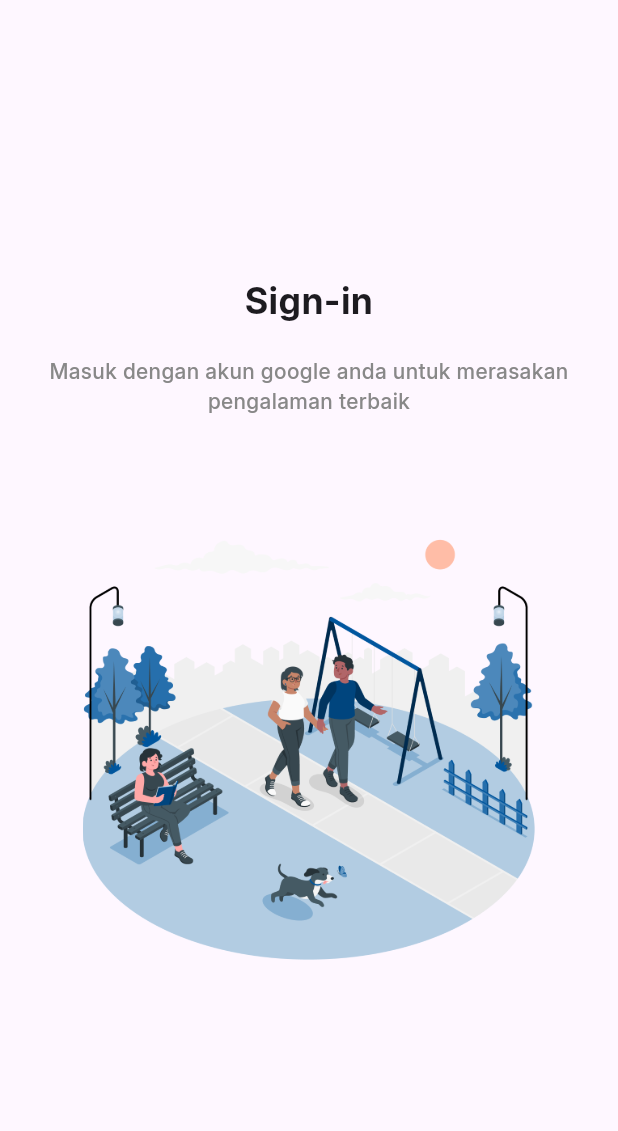
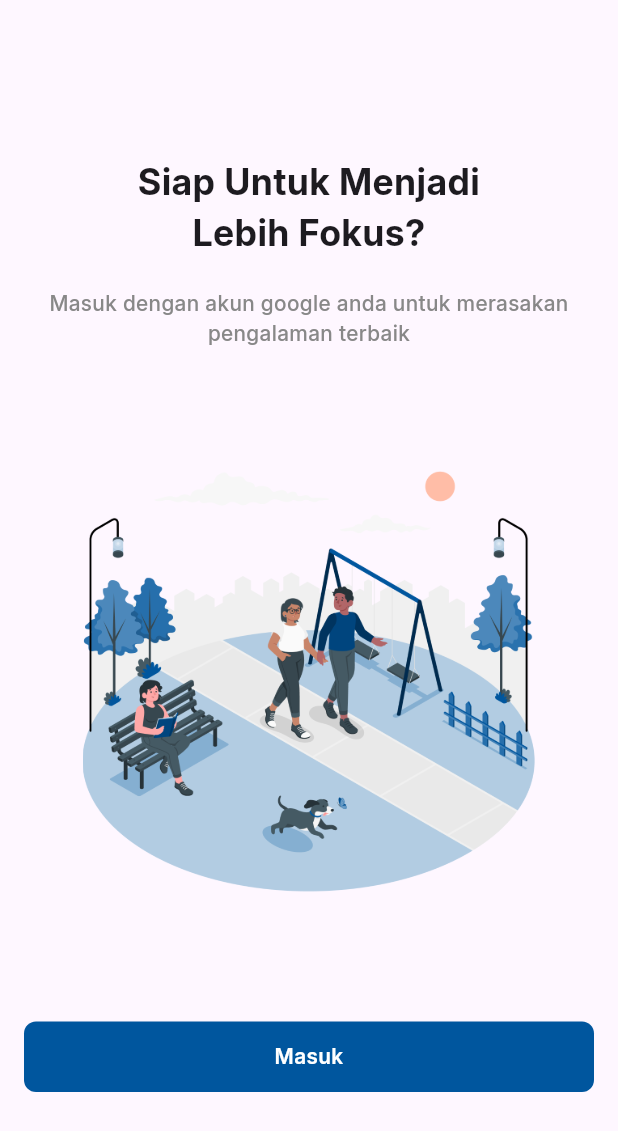
Before and after one commit to aryaprtm11/uneeds, a Flutter app: the WelcomeView screen opened directly, on a phone screen of 412 x 824 dp. Shown: the top 1131 px of the screen. Run offline on Flutter 3.47's test engine with Material 3 defaults, Android fonts, the phone set to English and light mode, and no system bars.

Commit message:
add button

```diff
--- a/uneeds/lib/views/welcome.dart
+++ b/uneeds/lib/views/welcome.dart
@@ -22,7 +22,7 @@ class _WelcomeViewState extends State<WelcomeView> {
                 Padding(
                   padding: const EdgeInsets.only(bottom: 20),
                   child: Text(
-                    "Sign-in",
+                    "Siap Untuk Menjadi\nLebih Fokus?",
                     textAlign: TextAlign.center,
                     style: TextStyle(fontFamily: "InterBold", fontSize: 24),
                   ),
@@ -45,8 +45,34 @@ class _WelcomeViewState extends State<WelcomeView> {
           ),
 
           Padding(
-            padding: const EdgeInsets.symmetric(horizontal: 55),
+            padding: const EdgeInsets.fromLTRB(55, 0, 55, 78),
             child: Image.asset('assets/gambar/login.png'),
+          ),
+
+          Padding(
+            padding: EdgeInsets.symmetric(horizontal: 16),
+            child: GestureDetector(
+              onTap: () {
+                // print("lanjut");
+              },
+              child: Container(
+                width: double.infinity,
+                padding: EdgeInsets.symmetric(vertical: 13.5),
+                decoration: BoxDecoration(
+                  color: blueColor,
+                  borderRadius: BorderRadius.circular(8),
+                ),
+                child: Text(
+                  "Masuk",
+                  textAlign: TextAlign.center,
+                  style: TextStyle(
+                    fontFamily: "InterSemiBold",
+                    fontSize: 14,
+                    color: Colors.white,
+                  ),
+                ),
+              ),
+            ),
           ),
         ],
       ),
```
